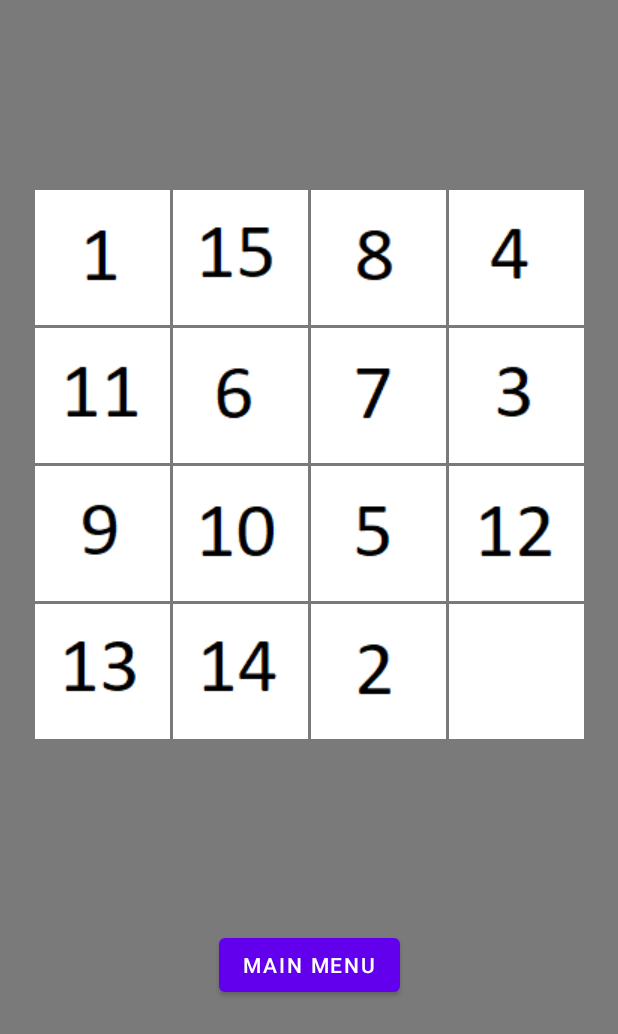
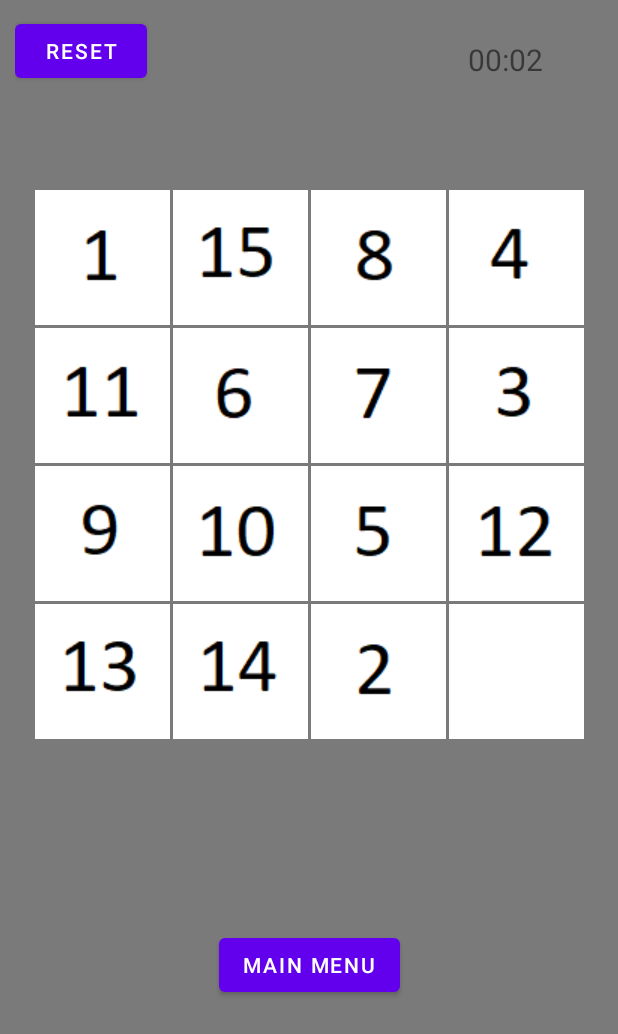
Before and after one commit to Appci11/Puzzle15, an Android app: the RandomGameActivity screen opened directly, with no data from a screen before it, on a phone screen of 412 x 824 dp. Shown: the top 1034 px of the screen. Run offline under Robolectric (Android 15) with nearby library versions, the phone set to English and light mode, and no system bars.

Commit message:
Timer. Main menu working Reset game button

```diff
--- a/app/src/main/java/com/puzzle15/RandomGameActivity.java
+++ b/app/src/main/java/com/puzzle15/RandomGameActivity.java
@@ -2,13 +2,72 @@ package com.puzzle15;
 
 import androidx.appcompat.app.AppCompatActivity;
 
+import android.content.Intent;
+import android.os.CountDownTimer;
+import android.view.View;
+import android.widget.Button;
+
 import android.os.Bundle;
+import android.widget.TextView;
 
-public class RandomGameActivity extends AppCompatActivity {
+import java.util.Timer;
+import java.util.TimerTask;
+
+public class RandomGameActivity extends MainActivity {
+
+
+    private TextView timerText;
+
+    Timer timer;
+    TimerTask timerTask;
+    Double time = 0.0;
 
     @Override
     protected void onCreate(Bundle savedInstanceState) {
         super.onCreate(savedInstanceState);
         setContentView(R.layout.activity_random_game);
+
+        Button menu = findViewById(R.id.random_game_main_menu_button);
+        Button resetGame = findViewById(R.id.ResetBtn);
+        timerText = findViewById(R.id.textView_countdown);
+        timer = new Timer();
+        startTimer();
+
+        menu.setOnClickListener(new View.OnClickListener() {
+                                    @Override
+                                    public void onClick(View view) {
+                                        Intent intent = new Intent(RandomGameActivity.this, MainActivity.class);
+                                        startActivity(intent);
+                                    }
+                                });
+        resetGame.setOnClickListener(new View.OnClickListener() {
+             @Override
+             public void onClick(View view) {
+                  Intent intent = new Intent(RandomGameActivity.this, RandomGameActivity.class);
+                  startActivity(intent);
+             }
+        }
+       );
+    }
+    private void startTimer() {
+        timerTask = new TimerTask() {
+            @Override
+            public void run() {
+                runOnUiThread(new Runnable() {
+                    @Override
+                    public void run() {
+                        time++;
+                        int rounded = (int) Math.round(time);
+                        int seconds = ((rounded % 86400) % 3600) % 60;
+                        int minutes = ((rounded % 86400) % 3600) / 60;
+                        String formated = String.format("%02d", minutes) + ":" + String.format("%02d", seconds);
+                        timerText.setText(formated);
+                    }
+                });
+
+            }
+        };
+        timer.scheduleAtFixedRate(timerTask, 0, 1000);
+
     }
 }
--- a/app/src/main/res/layout/activity_random_game.xml
+++ b/app/src/main/res/layout/activity_random_game.xml
@@ -23,7 +23,7 @@
         app:layout_constraintTop_toTopOf="parent">
 
 
-        <ImageView
+        <ImageButton
             android:id="@+id/imgView11"
             android:layout_width="90dp"
             android:layout_height="90dp"
@@ -31,7 +31,7 @@
             app:layout_constraintStart_toStartOf="parent"
             app:layout_constraintTop_toTopOf="parent" />
 
-        <ImageView
+        <ImageButton
             android:id="@+id/imgView12"
             android:layout_width="90dp"
             android:layout_height="90dp"
@@ -40,7 +40,7 @@
             app:layout_constraintStart_toEndOf="@+id/imgView11"
             app:layout_constraintTop_toTopOf="parent" />
 
-        <ImageView
+        <ImageButton
             android:id="@+id/imgView13"
             android:layout_width="90dp"
             android:layout_height="90dp"
@@ -49,7 +49,7 @@
             app:layout_constraintStart_toEndOf="@+id/imgView12"
             app:layout_constraintTop_toTopOf="parent" />
 
-        <ImageView
+        <ImageButton
             android:id="@+id/imgView14"
             android:layout_width="90dp"
             android:layout_height="90dp"
@@ -58,7 +58,7 @@
             app:layout_constraintStart_toEndOf="@+id/imgView13"
             app:layout_constraintTop_toTopOf="parent" />
 
-        <ImageView
+        <ImageButton
             android:id="@+id/imgView21"
             android:layout_width="90dp"
             android:layout_height="90dp"
@@ -67,7 +67,7 @@
             app:layout_constraintStart_toStartOf="parent"
             app:layout_constraintTop_toBottomOf="@+id/imgView11" />
 
-        <ImageView
+        <ImageButton
             android:id="@+id/imgView22"
             android:layout_width="90dp"
             android:layout_height="90dp"
@@ -77,7 +77,7 @@
             app:layout_constraintStart_toEndOf="@+id/imgView21"
             app:layout_constraintTop_toBottomOf="@+id/imgView12" />
 
-        <ImageView
+        <ImageButton
             android:id="@+id/imgView23"
             android:layout_width="90dp"
             android:layout_height="90dp"
@@ -87,7 +87,7 @@
             app:layout_constraintStart_toEndOf="@+id/imgView22"
             app:layout_constraintTop_toBottomOf="@+id/imgView13" />
 
-        <ImageView
+        <ImageButton
             android:id="@+id/imgView24"
             android:layout_width="90dp"
             android:layout_height="90dp"
@@ -97,7 +97,7 @@
             app:layout_constraintStart_toEndOf="@+id/imgView23"
             app:layout_constraintTop_toBottomOf="@+id/imgView14" />
 
-        <ImageView
+        <ImageButton
             android:id="@+id/imgView31"
             android:layout_width="90dp"
             android:layout_height="90dp"
@@ -106,7 +106,7 @@
             app:layout_constraintStart_toStartOf="parent"
             app:layout_constraintTop_toBottomOf="@+id/imgView21" />
 
-        <ImageView
+        <ImageButton
             android:id="@+id/imgView32"
             android:layout_width="90dp"
             android:layout_height="90dp"
@@ -116,7 +116,7 @@
             app:layout_constraintStart_toEndOf="@+id/imgView31"
             app:layout_constraintTop_toBottomOf="@+id/imgView22" />
 
-        <ImageView
+        <ImageButton
             android:id="@+id/imgView33"
             android:layout_width="90dp"
             android:layout_height="90dp"
@@ -126,7 +126,7 @@
             app:layout_constraintStart_toEndOf="@+id/imgView32"
             app:layout_constraintTop_toBottomOf="@+id/imgView23" />
 
-        <ImageView
+        <ImageButton
             android:id="@+id/imgView34"
             android:layout_width="90dp"
             android:layout_height="90dp"
@@ -136,7 +136,7 @@
             app:layout_constraintStart_toEndOf="@+id/imgView33"
             app:layout_constraintTop_toBottomOf="@+id/imgView24" />
 
-        <ImageView
+        <ImageButton
             android:id="@+id/imgView41"
             android:layout_width="90dp"
             android:layout_height="90dp"
@@ -145,7 +145,7 @@
             app:layout_constraintStart_toStartOf="parent"
             app:layout_constraintTop_toBottomOf="@+id/imgView31" />
 
-        <ImageView
+        <ImageButton
             android:id="@+id/imgView42"
             android:layout_width="90dp"
             android:layout_height="90dp"
@@ -155,7 +155,7 @@
             app:layout_constraintStart_toEndOf="@+id/imgView41"
             app:layout_constraintTop_toBottomOf="@+id/imgView32" />
 
-        <ImageView
+        <ImageButton
             android:id="@+id/imgView43"
             android:layout_width="90dp"
             android:layout_height="90dp"
@@ -165,7 +165,7 @@
             app:layout_constraintStart_toEndOf="@+id/imgView42"
             app:layout_constraintTop_toBottomOf="@+id/imgView33" />
 
-        <ImageView
+        <ImageButton
             android:id="@+id/imgView44"
             android:layout_width="90dp"
             android:layout_height="90dp"
@@ -191,5 +191,26 @@
         app:layout_constraintStart_toStartOf="parent"
         app:layout_constraintTop_toBottomOf="@+id/constraintLayout" />
 
+    <TextView
+        android:id="@+id/textView_countdown"
+        android:layout_width="54dp"
+        android:layout_height="30dp"
+        android:layout_marginTop="16dp"
+        android:layout_marginEnd="36dp"
+        android:text="00:00"
+        android:textSize="20sp"
+        app:layout_constraintEnd_toEndOf="parent"
+        app:layout_constraintTop_toTopOf="parent" />
+
+    <Button
+        android:id="@+id/ResetBtn"
+        android:layout_width="wrap_content"
+        android:layout_height="wrap_content"
+        android:text="Reset"
+        tools:layout_editor_absoluteX="14dp"
+        tools:layout_editor_absoluteY="16dp" />;
+        app:layout_constraintEnd_toEndOf="parent"
+        app:layout_constraintTop_toTopOf="parent" />
+
 
 </androidx.constraintlayout.widget.ConstraintLayout>
```
